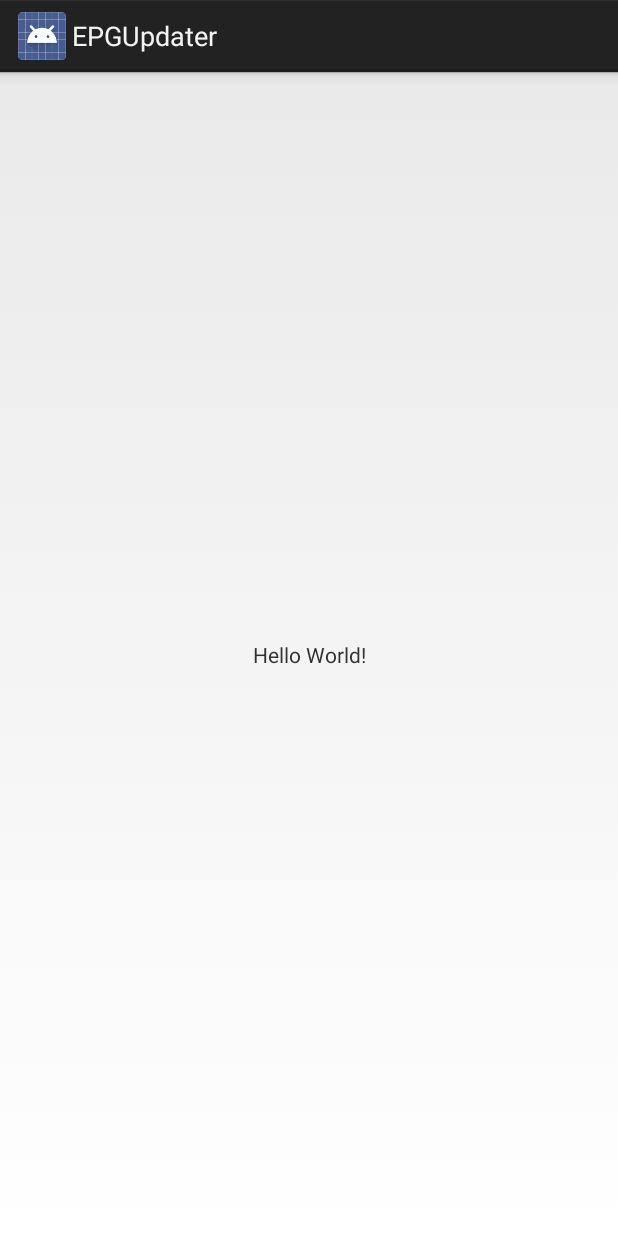
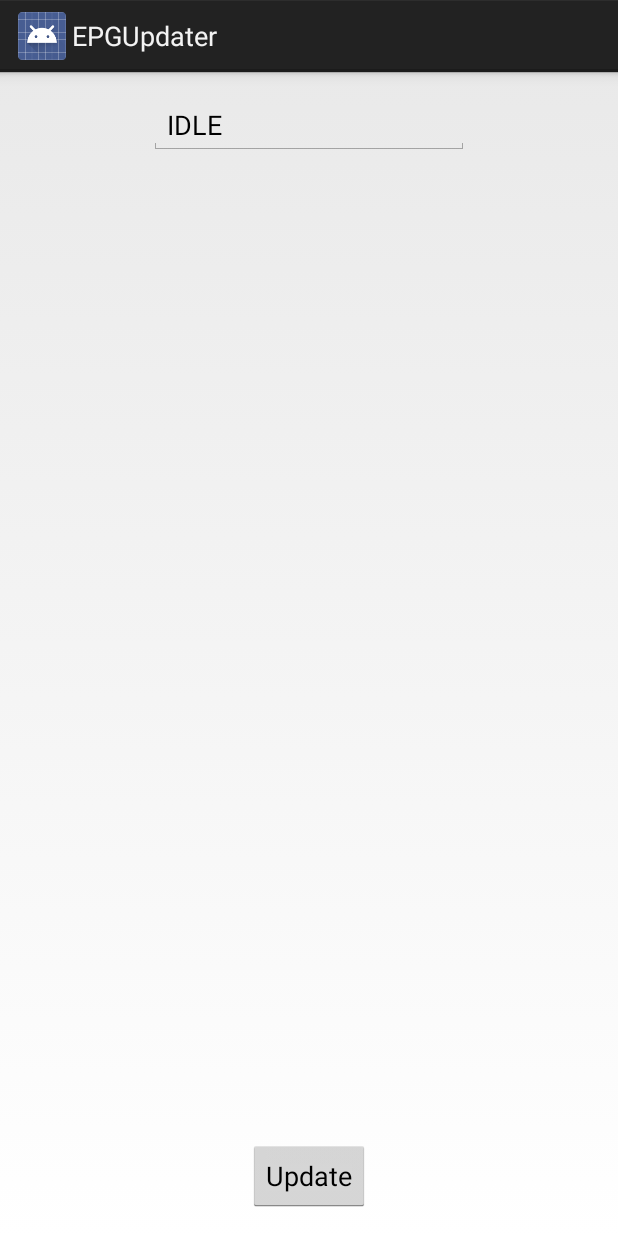
Before and after one commit to kmorning/EPGUpater, an Android app: the screen it shows after launch (MainActivity), on a phone screen of 412 x 824 dp. Run offline under Robolectric (Android 15) with nearby library versions, the phone set to English and light mode, and no system bars.

Commit message:
Create test layout

```diff
--- a/app/src/main/res/layout/activity_main.xml
+++ b/app/src/main/res/layout/activity_main.xml
@@ -6,13 +6,25 @@
     android:layout_height="match_parent"
     tools:context="org.duckdns.altered.epgupdater.MainActivity">
 
-    <TextView
+    <EditText
+        android:id="@+id/editText"
         android:layout_width="wrap_content"
         android:layout_height="wrap_content"
-        android:text="Hello World!"
-        app:layout_constraintBottom_toBottomOf="parent"
+        android:layout_marginTop="16dp"
+        android:ems="10"
+        android:inputType="textPersonName"
+        android:text="@string/status_idle"
         app:layout_constraintLeft_toLeftOf="parent"
         app:layout_constraintRight_toRightOf="parent"
         app:layout_constraintTop_toTopOf="parent" />
 
+    <Button
+        android:id="@+id/button"
+        android:layout_width="wrap_content"
+        android:layout_height="wrap_content"
+        android:layout_marginBottom="16dp"
+        android:text="@string/update_btn"
+        app:layout_constraintBottom_toBottomOf="parent"
+        app:layout_constraintLeft_toLeftOf="parent"
+        app:layout_constraintRight_toRightOf="parent" />
 </android.support.constraint.ConstraintLayout>
--- a/app/src/main/res/values/strings.xml
+++ b/app/src/main/res/values/strings.xml
@@ -1,3 +1,9 @@
 <resources>
     <string name="app_name">EPGUpdater</string>
+    <string name="status_idle">IDLE</string>
+    <string name="update_btn">Update</string>
+    <string name="status_connect">CONNECTING</string>
+    <string name="status_download">DOWNLOADING</string>
+    <string name="status_download_done">DOWNLOAD DONE</string>
+    <string name="status_fail">FAILED</string>
 </resources>
```
